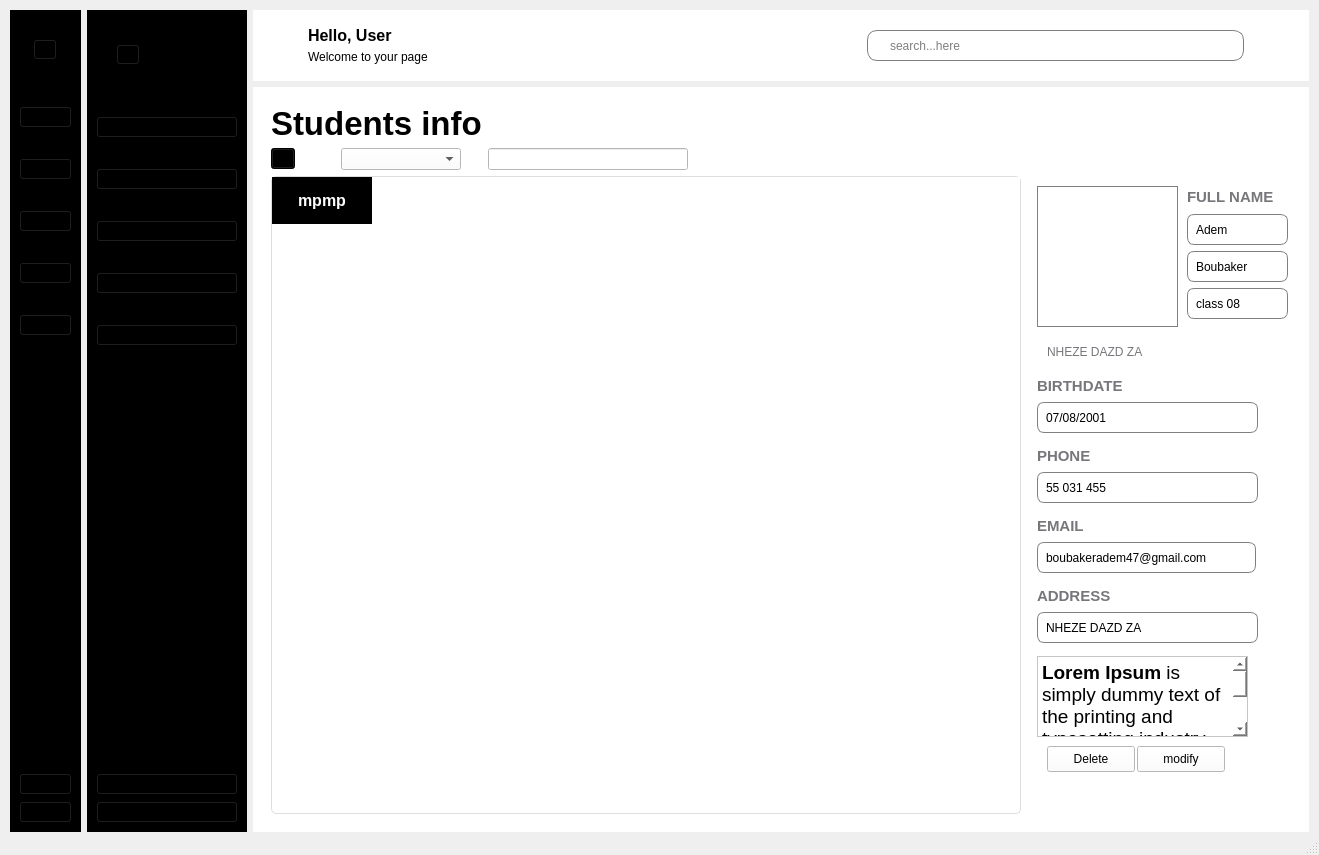
This is School_System/ui/IndexSU.ui in KasperJack/School-Management-System as Qt 5 draws it before an edit. The edited form follows.
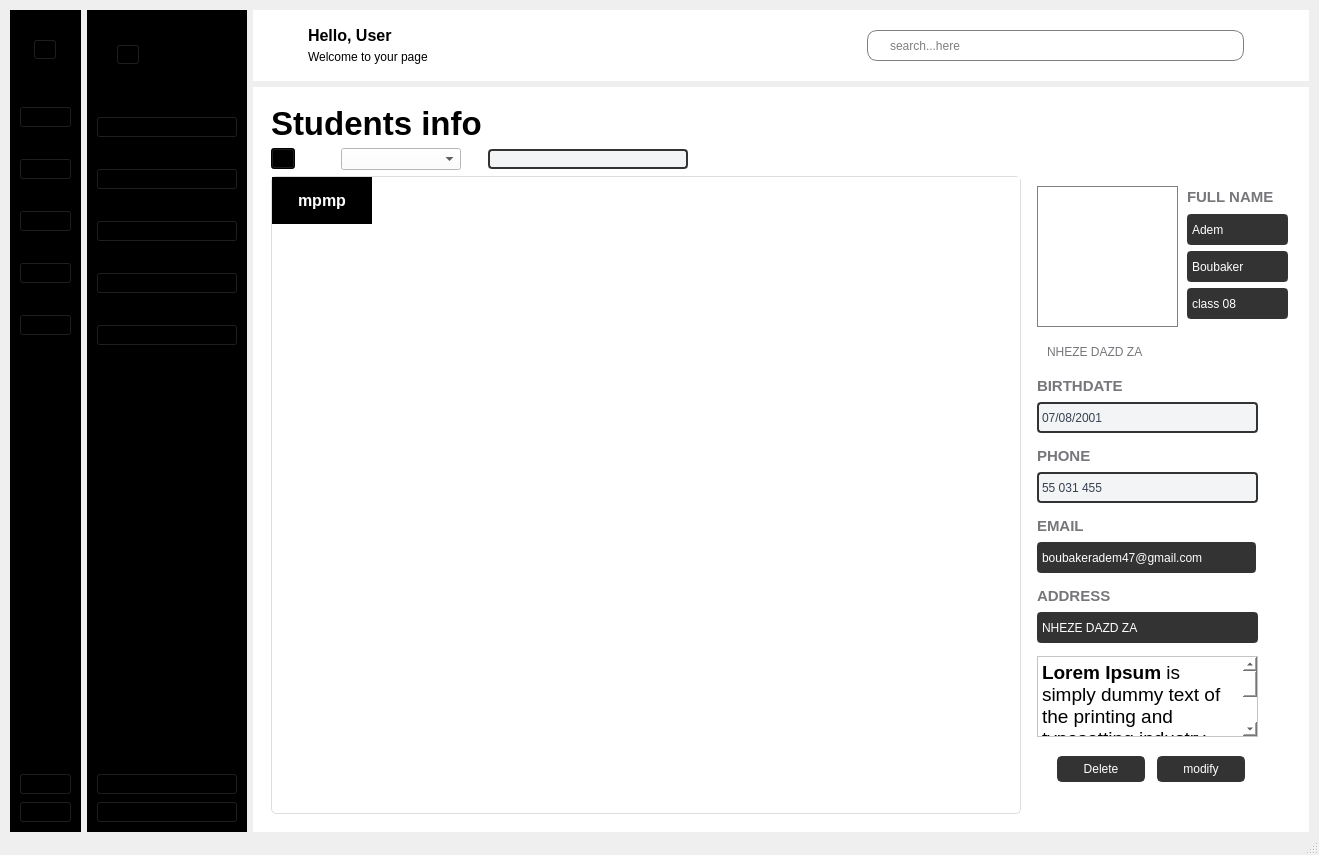
This is the edited form. The open tabs and pages were chosen to show the change. Icons and pictures are not drawn.

Diff of the .ui file:
```diff
--- a/School_System/ui/IndexSU.ui
+++ b/School_System/ui/IndexSU.ui
@@ -1387,6 +1387,12 @@
                   <height>16777215</height>
                  </size>
                 </property>
+                <property name="styleSheet">
+                 <string notr="true">                background-color: #F3F4F6;
+                color: #374151;
+	border:2px solid rgb(51,51,51);
+	border-radius:4px;</string>
+                </property>
                </widget>
               </item>
               <item row="2" column="0" colspan="4">
@@ -1535,9 +1541,13 @@
                      </size>
                     </property>
                     <property name="styleSheet">
-                     <string notr="true">padding-left:5px;
-border: 1px solid gray;
-border-radius: 7px;</string>
+                     <string notr="true">	color:rgb(255,255,255);
+	border:2px solid rgb(51,51,51);
+	border-radius:4px;
+	background:rgb(51,51,51);
+
+
+</string>
                     </property>
                     <property name="text">
                      <string>Adem</string>
@@ -1559,9 +1569,13 @@
                      </size>
                     </property>
                     <property name="styleSheet">
-                     <string notr="true">padding-left:5px;
-border: 1px solid gray;
-border-radius: 7px;</string>
+                     <string notr="true">	color:rgb(255,255,255);
+	border:2px solid rgb(51,51,51);
+	border-radius:4px;
+	background:rgb(51,51,51);
+
+
+</string>
                     </property>
                     <property name="text">
                      <string>Boubaker</string>
@@ -1585,9 +1599,13 @@
                        </size>
                       </property>
                       <property name="styleSheet">
-                       <string notr="true">padding-left:5px;
-border: 1px solid gray;
-border-radius: 7px;</string>
+                       <string notr="true">	color:rgb(255,255,255);
+	border:2px solid rgb(51,51,51);
+	border-radius:4px;
+	background:rgb(51,51,51);
+
+
+</string>
                       </property>
                       <property name="text">
                        <string>class 08</string>
@@ -1601,12 +1619,34 @@
                 <widget class="QPushButton" name="delete_s">
                  <property name="geometry">
                   <rect>
-                   <x>20</x>
-                   <y>570</y>
+                   <x>30</x>
+                   <y>580</y>
                    <width>88</width>
                    <height>26</height>
                   </rect>
                  </property>
+                 <property name="styleSheet">
+                  <string notr="true">QPushButton {
+	border: 2px solid rgb(51,51,51);
+	border-radius: 5px;	
+	color:rgb(255,255,255);
+	background-color: rgb(51,51,51);
+}
+QPushButton:hover {
+	border: 2px solid rgb(0,143,150);
+	background-color: rgb(0,143,150);
+}
+QPushButton:pressed {	
+	border: 2px solid rgb(0,143,150);
+	background-color: rgb(51,51,51);
+}
+
+QPushButton:disabled {	
+	border-radius: 5px;	
+	border: 2px solid rgb(112,112,112);
+	background-color: rgb(112,112,112);
+}</string>
+                 </property>
                  <property name="text">
                   <string>Delete</string>
                  </property>
@@ -1614,12 +1654,34 @@
                 <widget class="QPushButton" name="modify_s">
                  <property name="geometry">
                   <rect>
-                   <x>110</x>
-                   <y>570</y>
+                   <x>130</x>
+                   <y>580</y>
                    <width>88</width>
                    <height>26</height>
                   </rect>
                  </property>
+                 <property name="styleSheet">
+                  <string notr="true">QPushButton {
+	border: 2px solid rgb(51,51,51);
+	border-radius: 5px;	
+	color:rgb(255,255,255);
+	background-color: rgb(51,51,51);
+}
+QPushButton:hover {
+	border: 2px solid rgb(0,143,150);
+	background-color: rgb(0,143,150);
+}
+QPushButton:pressed {	
+	border: 2px solid rgb(0,143,150);
+	background-color: rgb(51,51,51);
+}
+
+QPushButton:disabled {	
+	border-radius: 5px;	
+	border: 2px solid rgb(112,112,112);
+	background-color: rgb(112,112,112);
+}</string>
+                 </property>
                  <property name="text">
                   <string>modify</string>
                  </property>
@@ -1659,10 +1721,13 @@
                      </size>
                     </property>
                     <property name="styleSheet">
-                     <string notr="true">padding-left:5px;
-border: 1px solid gray;
-border-radius: 7px;
-</string>
+                     <string notr="true">
+
+
+                background-color: #F3F4F6;
+                color: #374151;
+	border:2px solid rgb(51,51,51);
+	border-radius:4px;</string>
                     </property>
                     <property name="text">
                      <string>07/08/2001</string>
@@ -1706,9 +1771,12 @@
                      </size>
                     </property>
                     <property name="styleSheet">
-                     <string notr="true">padding-left:5px;
-border: 1px solid gray;
-border-radius: 7px;
+                     <string notr="true">	color:rgb(255,255,255);
+	border:2px solid rgb(51,51,51);
+	border-radius:4px;
+	background:rgb(51,51,51);
+
+
 </string>
                     </property>
                     <property name="text">
@@ -1753,10 +1821,10 @@
                      </size>
                     </property>
                     <property name="styleSheet">
-                     <string notr="true">padding-left:5px;
-border: 1px solid gray;
-border-radius: 7px;
-</string>
+                     <string notr="true">                background-color: #F3F4F6;
+                color: #374151;
+	border:2px solid rgb(51,51,51);
+	border-radius:4px;</string>
                     </property>
                     <property name="text">
                      <string>55 031 455</string>
@@ -1800,9 +1868,12 @@
                      </size>
                     </property>
                     <property name="styleSheet">
-                     <string notr="true">padding-left:5px;
-border: 1px solid gray;
-border-radius: 7px;
+                     <string notr="true">	color:rgb(255,255,255);
+	border:2px solid rgb(51,51,51);
+	border-radius:4px;
+	background:rgb(51,51,51);
+
+
 </string>
                     </property>
                     <property name="text">
@@ -1839,10 +1910,13 @@
                   <rect>
                    <x>10</x>
                    <y>480</y>
-                   <width>211</width>
+                   <width>221</width>
                    <height>81</height>
                   </rect>
                  </property>
+                 <property name="styleSheet">
+                  <string notr="true"/>
+                 </property>
                  <property name="html">
                   <string>&lt;!DOCTYPE HTML PUBLIC &quot;-//W3C//DTD HTML 4.0//EN&quot; &quot;http://www.w3.org/TR/REC-html40/strict.dtd&quot;&gt;
 &lt;html&gt;&lt;head&gt;&lt;meta name=&quot;qrichtext&quot; content=&quot;1&quot; /&gt;&lt;meta charset=&quot;utf-8&quot; /&gt;&lt;style type=&quot;text/css&quot;&gt;
```
Left out of the diff: 126 changed lines with no effect on the pictures.
